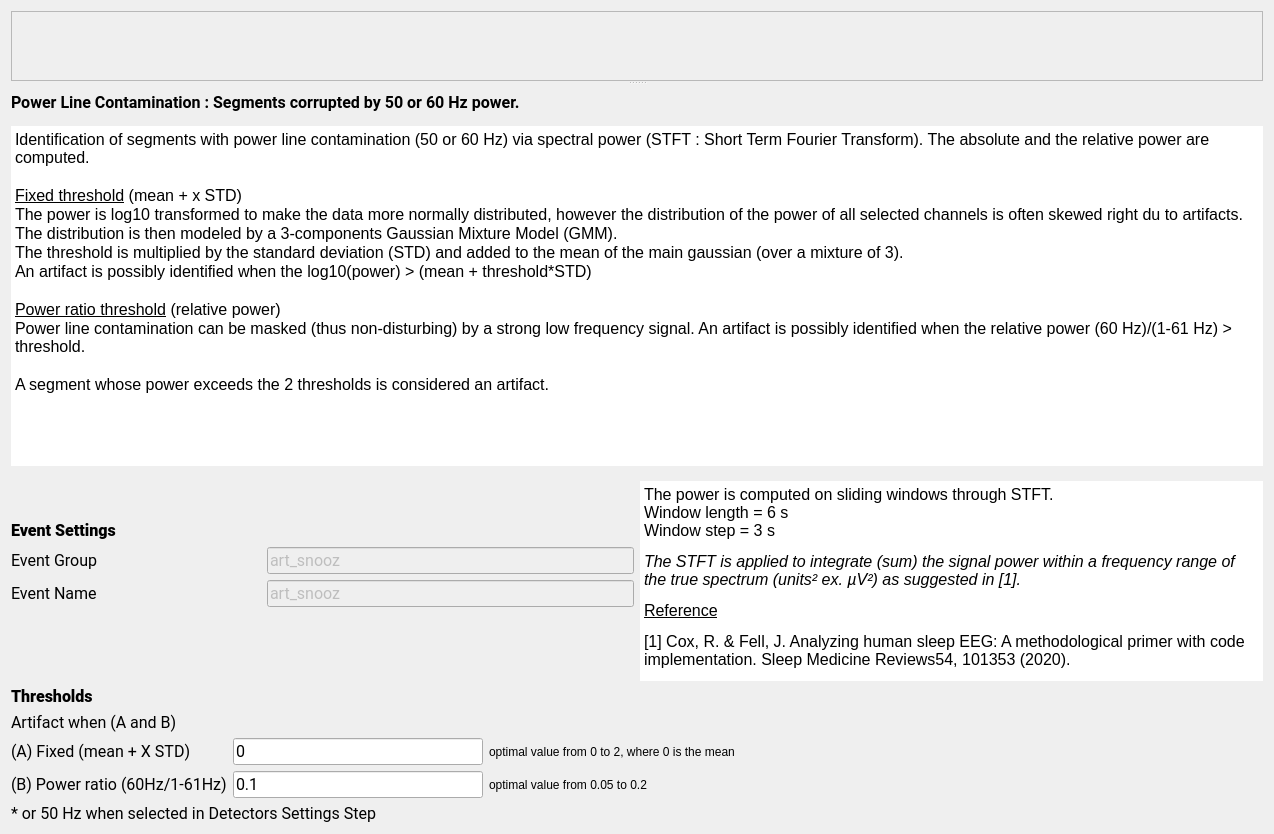
First picture: the form in tools/CEAMSTools/DetectArtifacts/PowerLineStep/Ui_PowerLineStep.ui, repository SnoozToolbox/snooz-package-ceams, before the edit.
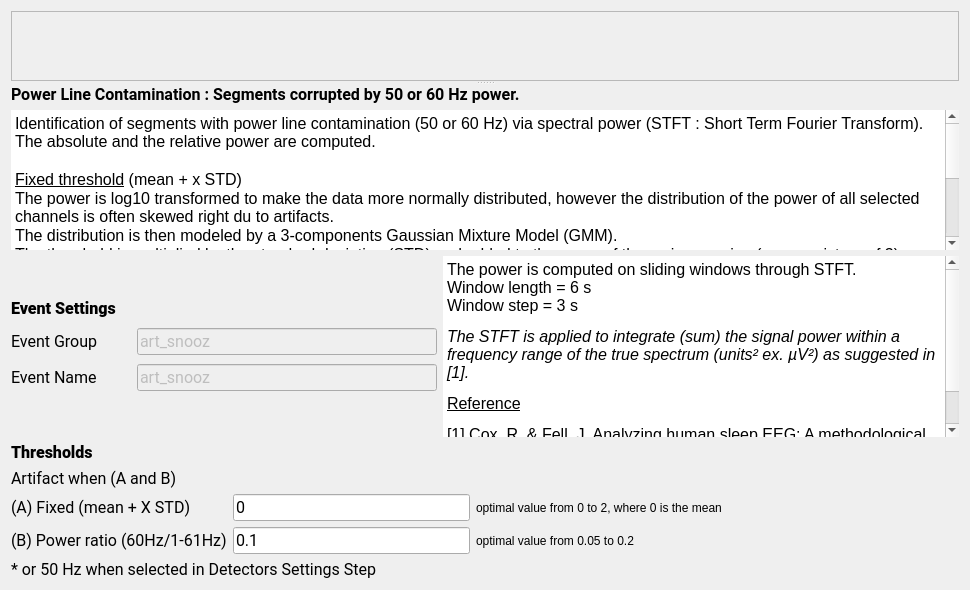
Second picture: the form after the edit. Icons and pictures are not drawn.

What changed in the file:
```diff
--- a/tools/CEAMSTools/DetectArtifacts/PowerLineStep/Ui_PowerLineStep.ui
+++ b/tools/CEAMSTools/DetectArtifacts/PowerLineStep/Ui_PowerLineStep.ui
@@ -6,8 +6,8 @@
    <rect>
     <x>0</x>
     <y>0</y>
-    <width>1274</width>
-    <height>834</height>
+    <width>970</width>
+    <height>590</height>
    </rect>
   </property>
   <property name="windowTitle">
@@ -24,7 +24,7 @@
      </property>
      <widget class="QScrollArea" name="scrollArea">
       <property name="sizePolicy">
-       <sizepolicy hsizetype="Expanding" vsizetype="Preferred">
+       <sizepolicy hsizetype="Expanding" vsizetype="Expanding">
         <horstretch>0</horstretch>
         <verstretch>0</verstretch>
        </sizepolicy>
@@ -41,9 +41,21 @@
          <height>164</height>
         </rect>
        </property>
+       <property name="sizePolicy">
+        <sizepolicy hsizetype="Expanding" vsizetype="Expanding">
+         <horstretch>0</horstretch>
+         <verstretch>0</verstretch>
+        </sizepolicy>
+       </property>
        <layout class="QHBoxLayout" name="horizontalLayout">
         <item>
          <widget class="QLabel" name="label_10">
+          <property name="maximumSize">
+           <size>
+            <width>16777215</width>
+            <height>150</height>
+           </size>
+          </property>
           <property name="text">
            <string/>
           </property>
@@ -60,6 +72,9 @@
      </widget>
      <widget class="QWidget" name="layoutWidget">
       <layout class="QVBoxLayout" name="verticalLayout_3">
+       <property name="sizeConstraint">
+        <enum>QLayout::SizeConstraint::SetNoConstraint</enum>
+       </property>
        <item>
         <widget class="QLabel" name="label_9">
          <property name="sizePolicy">
@@ -92,7 +107,7 @@
          <property name="maximumSize">
           <size>
            <width>16777215</width>
-           <height>340</height>
+           <height>16777215</height>
           </size>
          </property>
          <property name="autoFillBackground">
@@ -141,16 +156,22 @@
     </widget>
    </item>
    <item>
-    <layout class="QGridLayout" name="gridLayout_2">
-     <item row="0" column="0">
+    <layout class="QHBoxLayout" name="horizontalLayout_4">
+     <property name="sizeConstraint">
+      <enum>QLayout::SizeConstraint::SetDefaultConstraint</enum>
+     </property>
+     <item>
       <layout class="QVBoxLayout" name="verticalLayout">
+       <property name="sizeConstraint">
+        <enum>QLayout::SizeConstraint::SetNoConstraint</enum>
+       </property>
        <item>
-        <spacer name="verticalSpacer_2">
+        <spacer name="verticalSpacer">
          <property name="orientation">
           <enum>Qt::Orientation::Vertical</enum>
          </property>
          <property name="sizeType">
-          <enum>QSizePolicy::Policy::Fixed</enum>
+          <enum>QSizePolicy::Policy::Preferred</enum>
          </property>
          <property name="sizeHint" stdset="0">
           <size>
@@ -188,15 +209,27 @@
         </widget>
        </item>
        <item>
-        <layout class="QFormLayout" name="formLayout">
-         <item row="0" column="0">
+        <layout class="QHBoxLayout" name="horizontalLayout_2">
+         <item>
           <widget class="QLabel" name="label_3">
+           <property name="sizePolicy">
+            <sizepolicy hsizetype="Fixed" vsizetype="Fixed">
+             <horstretch>0</horstretch>
+             <verstretch>0</verstretch>
+            </sizepolicy>
+           </property>
            <property name="minimumSize">
             <size>
-             <width>140</width>
+             <width>120</width>
              <height>0</height>
             </size>
            </property>
+           <property name="maximumSize">
+            <size>
+             <width>120</width>
+             <height>16777215</height>
+            </size>
+           </property>
            <property name="font">
             <font>
              <family>Roboto</family>
@@ -210,14 +243,26 @@
            </property>
           </widget>
          </item>
-         <item row="0" column="1">
+         <item>
           <widget class="QLineEdit" name="group_lineEdit">
            <property name="enabled">
             <bool>false</bool>
            </property>
+           <property name="sizePolicy">
+            <sizepolicy hsizetype="Fixed" vsizetype="Fixed">
+             <horstretch>0</horstretch>
+             <verstretch>0</verstretch>
+            </sizepolicy>
+           </property>
+           <property name="minimumSize">
+            <size>
+             <width>300</width>
+             <height>0</height>
+            </size>
+           </property>
            <property name="maximumSize">
             <size>
-             <width>16777215</width>
+             <width>300</width>
              <height>16777215</height>
             </size>
            </property>
@@ -237,14 +282,33 @@
            </property>
           </widget>
          </item>
-         <item row="1" column="0">
+        </layout>
+       </item>
+       <item>
+        <layout class="QHBoxLayout" name="horizontalLayout_3">
+         <property name="sizeConstraint">
+          <enum>QLayout::SizeConstraint::SetDefaultConstraint</enum>
+         </property>
+         <item>
           <widget class="QLabel" name="label_11">
+           <property name="sizePolicy">
+            <sizepolicy hsizetype="Fixed" vsizetype="Fixed">
+             <horstretch>0</horstretch>
+             <verstretch>0</verstretch>
+            </sizepolicy>
+           </property>
            <property name="minimumSize">
             <size>
-             <width>250</width>
+             <width>120</width>
              <height>0</height>
             </size>
            </property>
+           <property name="maximumSize">
+            <size>
+             <width>120</width>
+             <height>16777215</height>
+            </size>
+           </property>
            <property name="font">
             <font>
              <family>Roboto</family>
@@ -258,14 +322,26 @@
            </property>
           </widget>
          </item>
-         <item row="1" column="1">
+         <item>
           <widget class="QLineEdit" name="name_rel_lineEdit">
            <property name="enabled">
             <bool>false</bool>
            </property>
+           <property name="sizePolicy">
+            <sizepolicy hsizetype="Fixed" vsizetype="Fixed">
+             <horstretch>0</horstretch>
+             <verstretch>0</verstretch>
+            </sizepolicy>
+           </property>
+           <property name="minimumSize">
+            <size>
+             <width>300</width>
+             <height>0</height>
+            </size>
+           </property>
            <property name="maximumSize">
             <size>
-             <width>16777215</width>
+             <width>300</width>
              <height>16777215</height>
             </size>
            </property>
@@ -287,13 +363,35 @@
          </item>
         </layout>
        </item>
+       <item>
+        <spacer name="verticalSpacer_2">
+         <property name="orientation">
+          <enum>Qt::Orientation::Vertical</enum>
+         </property>
+         <property name="sizeType">
+          <enum>QSizePolicy::Policy::Preferred</enum>
+         </property>
+         <property name="sizeHint" stdset="0">
+          <size>
+           <width>20</width>
+           <height>40</height>
+          </size>
+         </property>
+        </spacer>
+       </item>
       </layout>
      </item>
-     <item row="0" column="1" rowspan="2">
+     <item>
       <widget class="QTextEdit" name="settings_textEdit">
        <property name="minimumSize">
         <size>
          <width>0</width>
+         <height>0</height>
+        </size>
+       </property>
+       <property name="maximumSize">
+        <size>
+         <width>16777215</width>
          <height>200</height>
         </size>
        </property>
@@ -339,22 +437,6 @@
        </property>
       </widget>
      </item>
-     <item row="1" column="0">
-      <spacer name="verticalSpacer">
-       <property name="orientation">
-        <enum>Qt::Orientation::Vertical</enum>
-       </property>
-       <property name="sizeType">
-        <enum>QSizePolicy::Policy::Fixed</enum>
-       </property>
-       <property name="sizeHint" stdset="0">
-        <size>
-         <width>20</width>
-         <height>40</height>
-        </size>
-       </property>
-      </spacer>
-     </item>
     </layout>
    </item>
    <item>
@@ -531,6 +613,22 @@
        </property>
       </widget>
      </item>
+     <item>
+      <spacer name="verticalSpacer_3">
+       <property name="orientation">
+        <enum>Qt::Orientation::Vertical</enum>
+       </property>
+       <property name="sizeType">
+        <enum>QSizePolicy::Policy::Preferred</enum>
+       </property>
+       <property name="sizeHint" stdset="0">
+        <size>
+         <width>20</width>
+         <height>10</height>
+        </size>
+       </property>
+      </spacer>
+     </item>
     </layout>
    </item>
   </layout>
```
